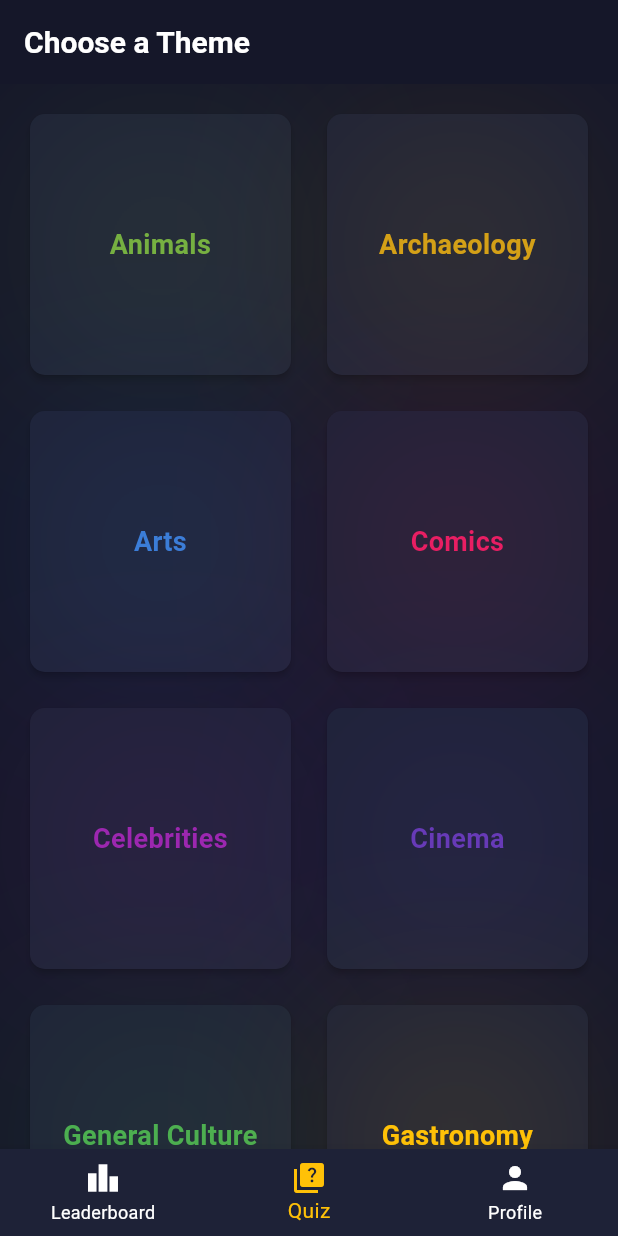
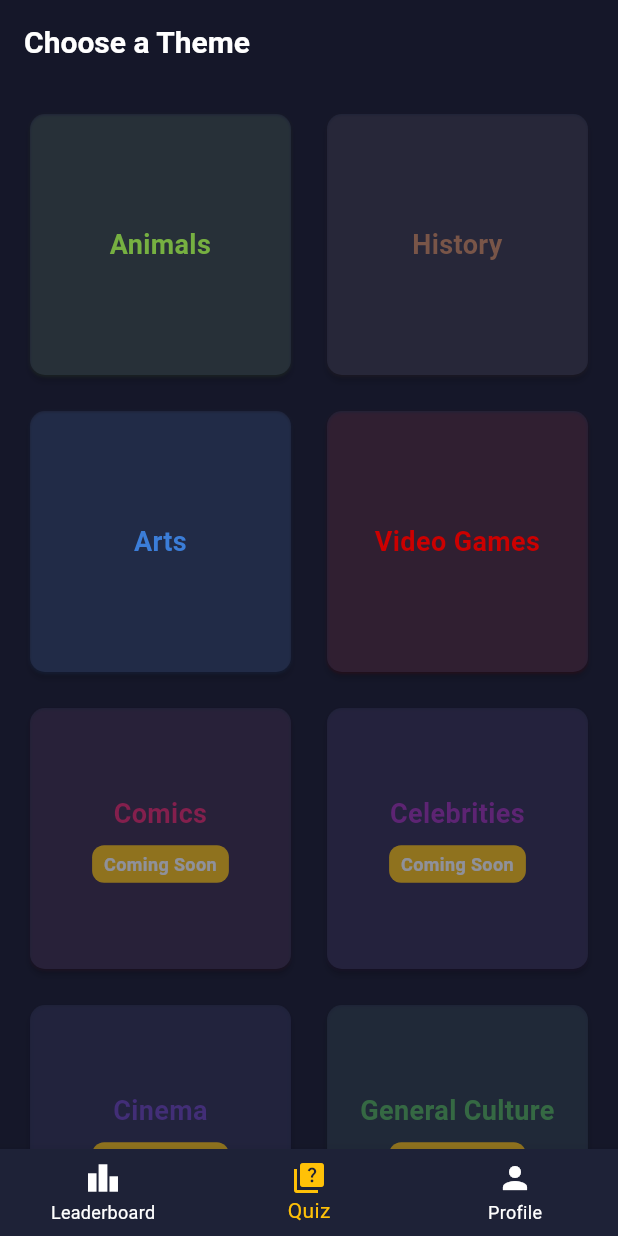
Before and after one commit to Nstampfli/nexxi, a Flutter app: the screen it shows after launch, on a phone screen of 412 x 824 dp. Run offline on Flutter 3.47's test engine with Material 3 defaults, Android fonts, the phone set to English and light mode, and no system bars; our stand-ins replace confetti.

Commit message:
improve themes pages

```diff
--- /dev/null
+++ b/assets/quizzes/video_games/en/questions.json
@@ -0,0 +1,11 @@
+{
+  "results": [
+    {
+      "question": "What is the capital of France?",
+      "correctAnswer": "Paris",
+      "choices": ["Paris", "London", "Berlin", "Madrid"],
+      "anecdote": "Paris is the capital city of France.",
+      "wikipedia": "https://en.wikipedia.org/wiki/Paris"
+    }
+  ]
+}
--- /dev/null
+++ b/assets/quizzes/video_games/fr/questions.json
@@ -0,0 +1,11 @@
+{
+  "results": [
+    {
+      "question": "Quelle est la capitale de la France ?",
+      "correctAnswer": "Paris",
+      "choices": ["Paris", "Londres", "Berlin", "Madrid"],
+      "anecdote": "Paris est la capitale de la France.",
+      "wikipedia": "https://fr.wikipedia.org/wiki/Paris"
+    }
+  ]
+}
--- a/lib/models/quiz_model.dart
+++ b/lib/models/quiz_model.dart
@@ -25,6 +25,7 @@ class QuizTheme {
   final String name;
   final String value;
   final String color;
+  final String? tag;
 
-  QuizTheme({required this.name, required this.value, required this.color});
+  QuizTheme({required this.name, required this.value, required this.color, this.tag});
 }
--- a/lib/pages/result_page.dart
+++ b/lib/pages/result_page.dart
@@ -185,11 +185,7 @@ class _ResultPageState extends State<ResultPage> with TickerProviderStateMixin {
                 Center(
                   child: ElevatedButton(
                     onPressed: () {
-                      Navigator.pushAndRemoveUntil(
-                        context,
-                        MaterialPageRoute(builder: (context) => ThemeSelectionPage()),
-                        (route) => false,
-                      );
+                      Navigator.popUntil(context, (route) => route.isFirst);
                     },
                     style: ElevatedButton.styleFrom(
                       padding: EdgeInsets.symmetric(horizontal: 20, vertical: 10),
--- a/lib/pages/theme_selection_page.dart
+++ b/lib/pages/theme_selection_page.dart
@@ -5,6 +5,10 @@ import 'quiz_config_page.dart';
 class ThemeSelectionPage extends StatelessWidget {
   @override
   Widget build(BuildContext context) {
+    // Sépare les thèmes avec et sans tag
+    final availableThemes = FakeData.quizThemes.where((theme) => theme.tag == null).toList();
+    final comingSoonThemes = FakeData.quizThemes.where((theme) => theme.tag == 'coming soon').toList();
+
     return Scaffold(
       appBar: AppBar(
         title: Text('Choose a Theme'),
@@ -17,11 +21,16 @@ class ThemeSelectionPage extends StatelessWidget {
           crossAxisSpacing: 16,
           mainAxisSpacing: 16,
         ),
-        itemCount: FakeData.quizThemes.length,
+        itemCount: availableThemes.length + comingSoonThemes.length,
         itemBuilder: (context, index) {
-          final theme = FakeData.quizThemes[index];
+          final isComingSoon = index >= availableThemes.length;
+          final theme = isComingSoon ? comingSoonThemes[index - availableThemes.length] : availableThemes[index];
+          final isDisabled = theme.tag == 'coming soon';
+
           return GestureDetector(
-            onTap: () {
+            onTap: isDisabled
+                ? null
+                : () {
                     Navigator.push(
                       context,
                       MaterialPageRoute(
@@ -30,24 +39,31 @@ class ThemeSelectionPage extends StatelessWidget {
                     );
                   },
             child: Card(
-              color: Color(0xFF1E2237), // Couleur de fond d'origine
+              color: Color(0xFF1E2237),
               elevation: 2,
               shape: RoundedRectangleBorder(
                 borderRadius: BorderRadius.circular(10),
               ),
+              child: Opacity(
+                opacity: isDisabled ? 0.5 : 1.0,
                 child: Container(
                   decoration: BoxDecoration(
                     borderRadius: BorderRadius.circular(10),
                     boxShadow: [
                       BoxShadow(
                         color: Color(int.parse(theme.color)).withOpacity(0.1),
-                      blurRadius: 100,
+                        blurRadius: 1,
                         offset: Offset(0, 1),
                       ),
                     ],
                   ),
                   padding: const EdgeInsets.all(16.0),
-                child: Center(
+                  child: Stack(
+                    children: [
+                      Column(
+                        mainAxisAlignment: MainAxisAlignment.center,
+                        children: [
+                          Center(
                             child: Text(
                               theme.name,
                               style: TextStyle(
@@ -58,6 +74,29 @@ class ThemeSelectionPage extends StatelessWidget {
                               textAlign: TextAlign.center,
                             ),
                           ),
+                          if (isDisabled)
+                            Container(
+                              margin: EdgeInsets.only(top: 8),
+                              padding: EdgeInsets.symmetric(horizontal: 8, vertical: 4),
+                              decoration: BoxDecoration(
+                                color: Colors.amber,
+                                borderRadius: BorderRadius.circular(8),
+                              ),
+                              child: Text(
+                                'Coming Soon',
+                                style: TextStyle(
+                                  color: Colors.white,
+                                  fontSize: 12,
+                                  fontWeight: FontWeight.bold,
+                                ),
+                                textAlign: TextAlign.center,
+                              ),
+                            ),
+                        ],
+                      ),
+                    ],
+                  ),
+                ),
               ),
             ),
           );
--- a/lib/utils/fake_data.dart
+++ b/lib/utils/fake_data.dart
@@ -116,15 +116,15 @@ static final Map<String, dynamic> userProfile = {
 
 static final List<QuizTheme> quizThemes = [
     QuizTheme(name: "Animals", color: "0xFF76B041", value: "animals"),
-    QuizTheme(name: "Archaeology", color: "0xFFD4A017", value: "archaeology"),
+    QuizTheme(name: "History", color: "0xFF795548", value: "history"),
     QuizTheme(name: "Arts", color: "0xFF3B7DD8", value: "arts"),
-    QuizTheme(name: "Comics", color: "0xFFE91E63", value: "comics"),
-    QuizTheme(name: "Celebrities", color: "0xFF9C27B0", value: "celebrities"),
-    QuizTheme(name: "Cinema", color: "0xFF673AB7", value: "cinema"),
-    QuizTheme(name: "General Culture", color: "0xFF4CAF50", value: "general_culture"),
-    QuizTheme(name: "Gastronomy", color: "0xFFFFC107", value: "gastronomy"),
-    QuizTheme(name: "Geography", color: "0xFF2196F3", value: "geography"),
-    QuizTheme(name: "History", color: "0xFF795548", value: "history"),
-    // Ajoutez d'autres thèmes ici...
+    QuizTheme(name: "Video Games", color: "0xFFCC0000", value: "video_games"),
+    QuizTheme(name: "Comics", color: "0xFFE91E63", value: "comics", tag: 'coming soon'),
+    QuizTheme(name: "Celebrities", color: "0xFF9C27B0", value: "celebrities", tag: 'coming soon'),
+    QuizTheme(name: "Cinema", color: "0xFF673AB7", value: "cinema", tag: 'coming soon'),
+    QuizTheme(name: "General Culture", color: "0xFF4CAF50", value: "general_culture", tag: 'coming soon'),
+    QuizTheme(name: "Gastronomy", color: "0xFFFFC107", value: "gastronomy", tag: 'coming soon'),
+    QuizTheme(name: "Geography", color: "0xFF2196F3", value: "geography", tag: 'coming soon'),
+    QuizTheme(name: "Archaeology", color: "0xFFD4A017", value: "archaeology", tag: 'coming soon'),
   ];
 }
```
Lines whose indentation alone changed are shown as unchanged.
